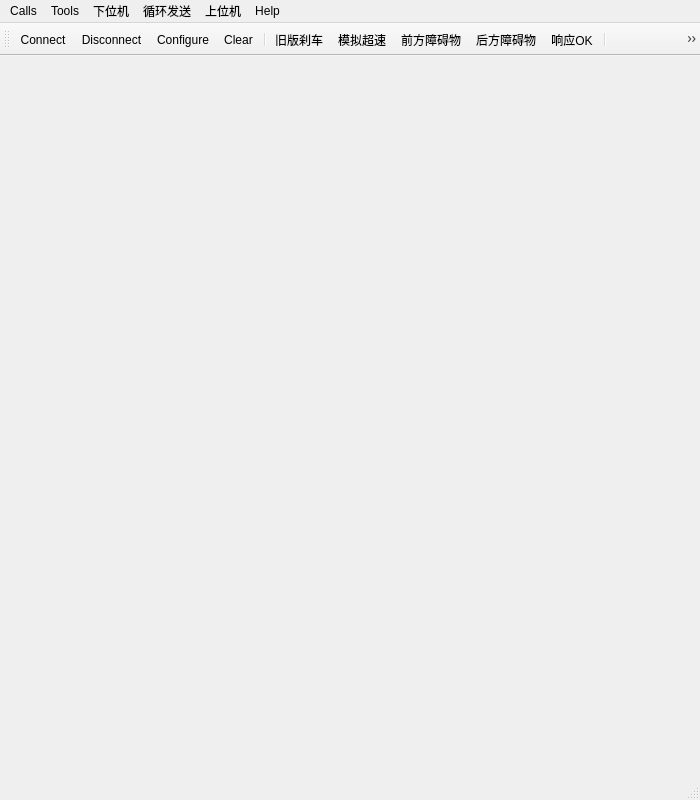
Before: the Qt Designer form src/mainwindow.ui in money0534/Notepad_QtCLion, drawn with Qt 5.
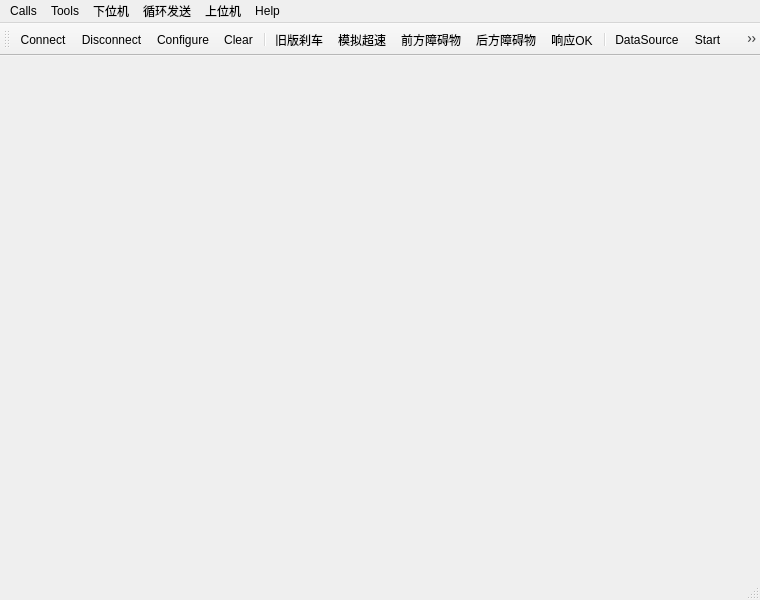
After: the same form once the commit is applied. Icons and pictures are not drawn.

Commit message: 增加正序和倒序

```diff
--- a/src/mainwindow.ui
+++ b/src/mainwindow.ui
@@ -6,8 +6,8 @@
    <rect>
     <x>0</x>
     <y>0</y>
-    <width>700</width>
-    <height>800</height>
+    <width>760</width>
+    <height>600</height>
    </rect>
   </property>
   <property name="windowTitle">
@@ -25,7 +25,7 @@
     <rect>
      <x>0</x>
      <y>0</y>
-     <width>700</width>
+     <width>760</width>
      <height>26</height>
     </rect>
    </property>
@@ -119,6 +119,8 @@
    <addaction name="actionTwiceSpeed"/>
    <addaction name="actionResetSpeed"/>
    <addaction name="actionHalfSpeed"/>
+   <addaction name="actionSendForward"/>
+   <addaction name="actionSendBackward"/>
   </widget>
   <widget class="QStatusBar" name="statusBar"/>
   <action name="actionAbout">
@@ -437,6 +439,31 @@
     <string>Ctrl+Alt+0</string>
    </property>
   </action>
+  <action name="actionSendForward">
+   <property name="icon">
+    <iconset resource="../resources/res.qrc">
+     <normaloff>:/images/forward.png</normaloff>
+     <normalon>:/images/backward.png</normalon>:/images/forward.png</iconset>
+   </property>
+   <property name="text">
+    <string>正序发送</string>
+   </property>
+   <property name="toolTip">
+    <string>正序发送</string>
+   </property>
+  </action>
+  <action name="actionSendBackward">
+   <property name="icon">
+    <iconset resource="../resources/res.qrc">
+     <normaloff>:/images/backward.png</normaloff>:/images/backward.png</iconset>
+   </property>
+   <property name="text">
+    <string>倒序发送</string>
+   </property>
+   <property name="toolTip">
+    <string>倒序发送</string>
+   </property>
+  </action>
  </widget>
  <layoutdefault spacing="6" margin="11"/>
  <resources>
```
Left out of the diff: 2 changed lines with no effect on the pictures. The commit also changes 3 other files.
